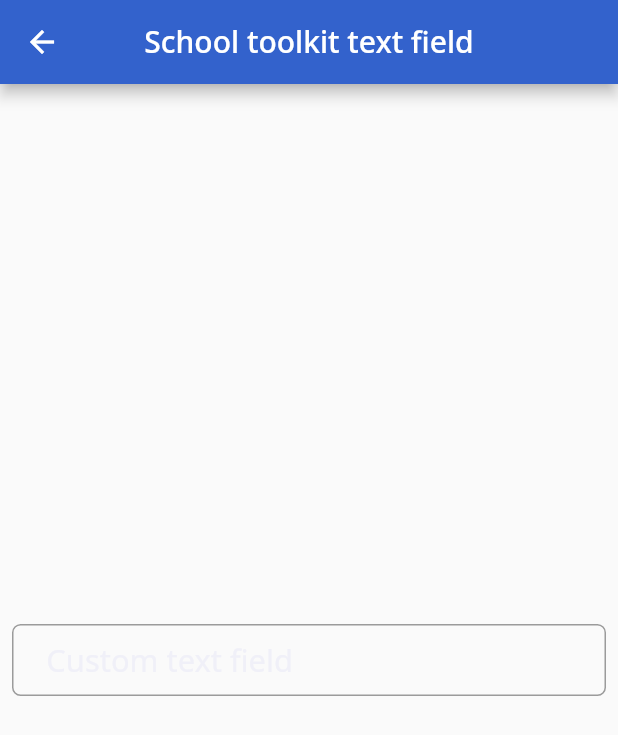
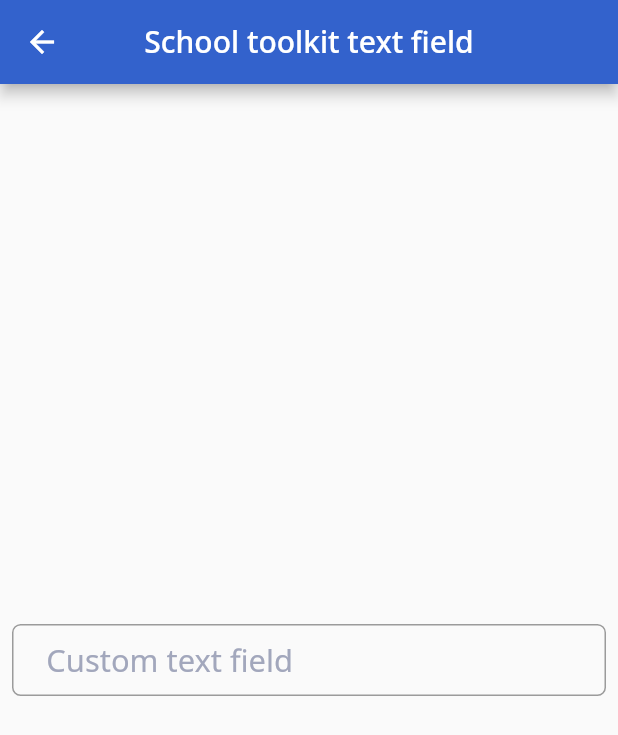
Before and after one commit to bugthedebugger/school-ui-toolkit, a Flutter app: the SchoolToolkitTextFieldExample screen opened directly, on a phone screen of 412 x 824 dp. Shown: the top 735 px of the screen. Run offline on Flutter 3.47's test engine with Material 2 defaults, Android fonts, the phone set to English and light mode, and no system bars; our stand-ins replace cached_network_image, flutter_screenutil, font_awesome_flutter, google_fonts; statements that could not run were skipped.

Commit message:
Changing text field hint text style

```diff
--- a/lib/src/school_toolkit_text_field/school_toolkit_text_field.dart
+++ b/lib/src/school_toolkit_text_field/school_toolkit_text_field.dart
@@ -44,7 +44,7 @@ class _SchoolToolkitTextFieldState extends State<SchoolToolkitTextField> {
       decoration: InputDecoration(
         hintStyle: TextStyle(
           fontSize: FontSize.fontSize18,
-          color: SchoolToolkitColors.blueGrey,
+          color: SchoolToolkitColors.mediumGrey,
         ),
         hintText: widget.hint,
         border: OutlineInputBorder(
--- a/pubspec.yaml
+++ b/pubspec.yaml
@@ -1,6 +1,6 @@
 name: school_ui_toolkit
 description: A school UI toolkit.
-version: 1.0.4
+version: 1.0.5
 author: Wasp Labs.
 homepage: https://wasp-labs.com/
 
```
